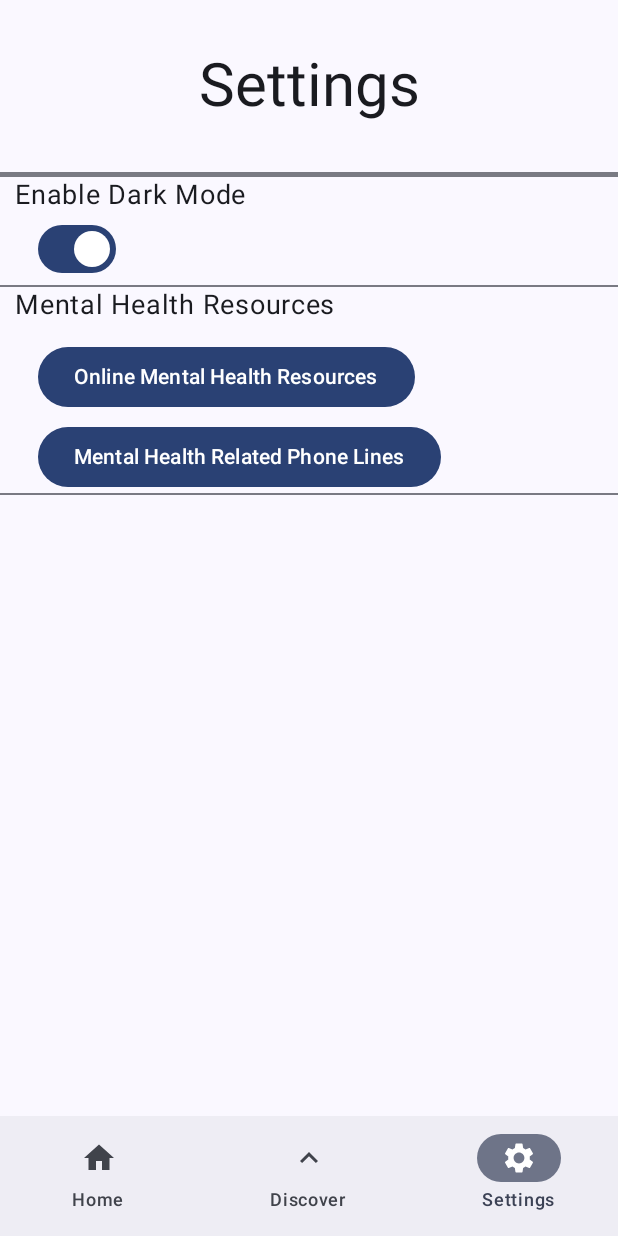
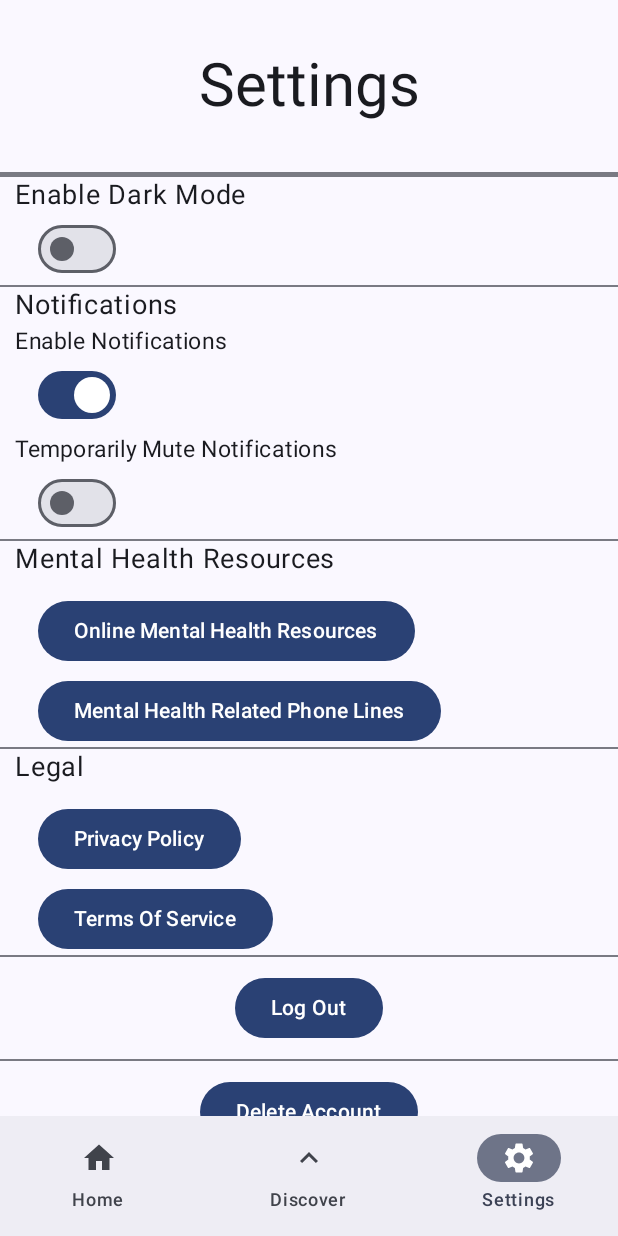
Before and after one commit to mgmavely/CS446-Group-11, an Android app built with Jetpack Compose: the settings screen opened through its navigation route, on a phone screen of 412 x 824 dp. Run offline under Robolectric (Android 15) with nearby library versions, the phone set to English and light mode, and no system bars.

Commit message:
added more settings

```diff
--- a/app/src/main/java/com/example/memento/userinterface/Settings/SettingsView.kt
+++ b/app/src/main/java/com/example/memento/userinterface/Settings/SettingsView.kt
@@ -67,7 +67,7 @@ fun SettingsView(
                 Text("Enable Dark Mode", fontSize = 18.sp,
                         modifier = Modifier.padding(horizontal=10.dp))
                 Switch(
-                        checked = checked,
+                        checked = false,
                         modifier = Modifier.padding(horizontal=25.dp),
                         onCheckedChange = {
                             checked = it
@@ -78,8 +78,35 @@ fun SettingsView(
 
 
             Column () {
+                Text("Notifications", fontSize = 18.sp,
+                    modifier = Modifier.padding(horizontal=10.dp))
+
+                Text("Enable Notifications", fontSize = 15.sp,
+                    modifier = Modifier.padding(horizontal=10.dp))
+                Switch(
+                    checked = checked,
+                    modifier = Modifier.padding(horizontal=25.dp),
+                    onCheckedChange = {
+                        checked = it
+                    }
+                )
+
+                Text("Temporarily Mute Notifications", fontSize = 15.sp,
+                    modifier = Modifier.padding(horizontal=10.dp))
+                Switch(
+                    checked = false,
+                    modifier = Modifier.padding(horizontal=25.dp),
+                    onCheckedChange = {
+                        checked = it
+                    }
+                )
+
+                Divider(thickness = 1.dp)
+            }
+
+            Column () {
                 Text("Mental Health Resources", fontSize = 18.sp,
-                        modifier = Modifier.padding(horizontal=10.dp))
+                    modifier = Modifier.padding(horizontal=10.dp))
                 Button(onClick = onMentalHealthOnlineClicked, modifier = Modifier.padding(top=12.dp).padding(horizontal=25.dp),) {
                     Text("Online Mental Health Resources", fontSize = 14.sp)
                 }
@@ -89,6 +116,29 @@ fun SettingsView(
                 Divider(thickness = 1.dp)
             }
 
+            Column () {
+                Text("Legal", fontSize = 18.sp,
+                    modifier = Modifier.padding(horizontal=10.dp))
+                Button(onClick = onMentalHealthOnlineClicked, modifier = Modifier.padding(top=12.dp).padding(horizontal=25.dp),) {
+                    Text("Privacy Policy", fontSize = 14.sp)
+                }
+                Button(onClick = onMentalHealthPhoneClicked, modifier = Modifier.padding(top=5.dp).padding(horizontal=25.dp),) {
+                    Text("Terms Of Service", fontSize = 14.sp)
+                }
+                Divider(thickness = 1.dp)
+            }
+
+            Column () {
+                Button(onClick = onMentalHealthOnlineClicked, modifier = Modifier.padding(vertical=10.dp).align(alignment=Alignment.CenterHorizontally),) {
+                    Text("Log Out", fontSize = 14.sp)
+                }
+                Divider(thickness = 1.dp)
+                Button(onClick = onMentalHealthPhoneClicked, modifier = Modifier.padding(vertical=10.dp).align(alignment=Alignment.CenterHorizontally),) {
+                    Text("Delete Account", fontSize = 14.sp)
+                }
+                Divider(thickness = 1.dp)
+            }
+
         }
     }
 }
```
